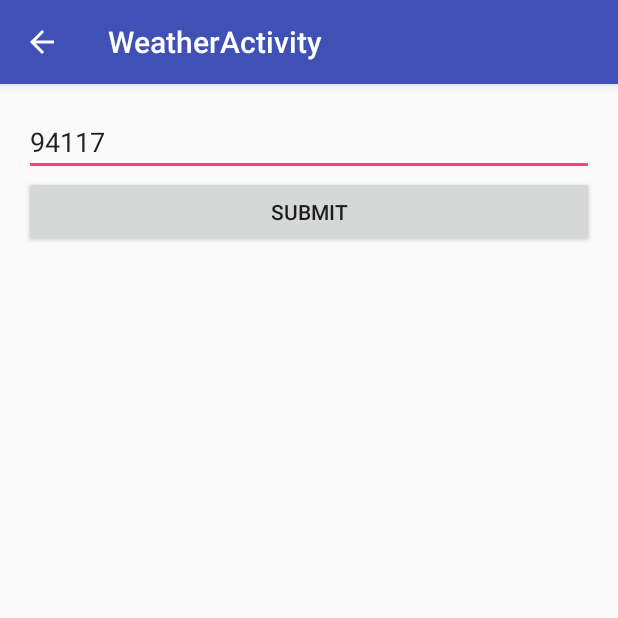
After one commit to mannan541/QuizApp, an Android app: the WeatherActivity screen opened directly, with no data from a screen before it, on a phone screen of 412 x 824 dp, the top half of it. The commit adds this screen. Run offline under Robolectric (Android 15) with nearby library versions, the phone set to English and light mode, and no system bars; libraries missing offline, so code that uses them is left out: com.noveogroup.android; Roboto replaces fonts that are not available here.

Commit message:
weather activity

```diff
--- a/app/src/main/java/com/android/quizapp/activity/MainActivity.java
+++ b/app/src/main/java/com/android/quizapp/activity/MainActivity.java
@@ -386,6 +386,11 @@ public class MainActivity extends AppCompatActivity {
         startActivity(intent);
     }
 
+    public void weatherClickListener(View view) {
+        Intent intent = new Intent(getApplicationContext(), WeatherActivity.class);
+        startActivity(intent);
+    }
+
 
     private class MyAsyncTask extends AsyncTask<Void, Void, Void> {
 
--- a/app/src/main/java/com/android/quizapp/activity/ScreenCaptureActivity.java
+++ b/app/src/main/java/com/android/quizapp/activity/ScreenCaptureActivity.java
@@ -52,7 +52,7 @@ public class ScreenCaptureActivity extends AppCompatActivity {
                 Bitmap bitmap_hiddenview = ScreenShott.getInstance().takeScreenShotOfJustView(view);
 
                 ScreenShott.getInstance().saveScreenshotToPicturesFolder(getApplicationContext(),
-                        bitmap_hiddenview, "my_screenshot_filename");
+                        bitmap_rootview, "my_screenshot_filename");
 
             }
         });
--- /dev/null
+++ b/app/src/main/java/com/android/quizapp/activity/WeatherActivity.java
@@ -0,0 +1,90 @@
+package com.android.quizapp.activity;
+
+import android.os.AsyncTask;
+import android.os.Bundle;
+import android.support.design.widget.FloatingActionButton;
+import android.support.design.widget.Snackbar;
+import android.support.v7.app.AppCompatActivity;
+import android.support.v7.widget.Toolbar;
+import android.view.View;
+import android.widget.Button;
+import android.widget.EditText;
+import android.widget.TextView;
+
+import com.android.quizapp.R;
+import com.android.quizapp.utils.GetWeatherUtil;
+
+public class WeatherActivity extends AppCompatActivity {
+
+    TextView resultTextView;
+    EditText zipCodeEditText;
+    Button submitBtn;
+    GetWeatherUtil weatherUtil;
+
+    String POSTAL_CODE = "94117";
+
+    @Override
+    protected void onCreate(Bundle savedInstanceState) {
+        super.onCreate(savedInstanceState);
+        setContentView(R.layout.activity_weather);
+        Toolbar toolbar = (Toolbar) findViewById(R.id.toolbar);
+        setSupportActionBar(toolbar);
+        getSupportActionBar().setDisplayHomeAsUpEnabled(true);
+        fab();
+
+        resultTextView = (TextView) findViewById(R.id.weatherResultTextView);
+        zipCodeEditText = (EditText) findViewById(R.id.weatherZipCodeEditText);
+        submitBtn = (Button) findViewById(R.id.weatherSubmitBtn);
+        weatherUtil = new GetWeatherUtil();
+
+        zipCodeEditText.setText(POSTAL_CODE);
+
+        submitBtn.setOnClickListener(new View.OnClickListener() {
+            @Override
+            public void onClick(View v) {
+                if (!zipCodeEditText.getText().toString().equals(""))
+                    POSTAL_CODE = zipCodeEditText.getText().toString();
+                new letsGetWeather().execute();
+            }
+        });
+
+    }
+
+    // //////////////////////////////
+    // AsyncTask - Load Weather data
+    // //////////////////////////////
+    private class letsGetWeather extends AsyncTask<Void, Void, String> {
+
+        protected String doInBackground(Void... params) {
+
+            String weatherData = weatherUtil.getWeatherData(POSTAL_CODE);
+
+            return weatherData;
+        }
+
+        protected void onPostExecute(String weatherData) {
+
+            String temperature = weatherUtil.getTemperature(weatherData);
+            String conditions = weatherUtil.getConditions(weatherData);
+            String windDirection = weatherUtil.getWindDirection(weatherData);
+            String windSpeed = weatherUtil.getWindSpeed(weatherData);
+
+            resultTextView.setText("Temperature: " + temperature + "\n" + "Conditions: " + conditions +
+                    "\n" + "WindDirection: " + windDirection + "\n" + "WindSpeed: " + windSpeed);
+        }
+    }
+
+    private void fab() {
+
+        FloatingActionButton fab = (FloatingActionButton) findViewById(R.id.fab);
+        fab.hide();
+        fab.setOnClickListener(new View.OnClickListener() {
+            @Override
+            public void onClick(View view) {
+                Snackbar.make(view, "Replace with your own action", Snackbar.LENGTH_LONG)
+                        .setAction("Action", null).show();
+            }
+        });
+    }
+
+}
--- /dev/null
+++ b/app/src/main/res/layout/activity_weather.xml
@@ -0,0 +1,34 @@
+<?xml version="1.0" encoding="utf-8"?>
+<android.support.design.widget.CoordinatorLayout xmlns:android="http://schemas.android.com/apk/res/android"
+    xmlns:app="http://schemas.android.com/apk/res-auto"
+    xmlns:tools="http://schemas.android.com/tools"
+    android:layout_width="match_parent"
+    android:layout_height="match_parent"
+    android:fitsSystemWindows="true"
+    tools:context="com.android.quizapp.activity.WeatherActivity">
+
+    <android.support.design.widget.AppBarLayout
+        android:layout_width="match_parent"
+        android:layout_height="wrap_content"
+        android:theme="@style/AppTheme.AppBarOverlay">
+
+        <android.support.v7.widget.Toolbar
+            android:id="@+id/toolbar"
+            android:layout_width="match_parent"
+            android:layout_height="?attr/actionBarSize"
+            android:background="?attr/colorPrimary"
+            app:popupTheme="@style/AppTheme.PopupOverlay" />
+
+    </android.support.design.widget.AppBarLayout>
+
+    <include layout="@layout/content_weather" />
+
+    <android.support.design.widget.FloatingActionButton
+        android:id="@+id/fab"
+        android:layout_width="wrap_content"
+        android:layout_height="wrap_content"
+        android:layout_gravity="bottom|end"
+        android:layout_margin="@dimen/fab_margin"
+        app:srcCompat="@android:drawable/ic_dialog_email" />
+
+</android.support.design.widget.CoordinatorLayout>
--- a/app/src/main/res/layout/content_main.xml
+++ b/app/src/main/res/layout/content_main.xml
@@ -67,6 +67,12 @@
                     android:gravity="center"
                     android:paddingRight="6dp" />
             </LinearLayout>
+
+            <Button
+                android:layout_width="match_parent"
+                android:layout_height="wrap_content"
+                android:onClick="weatherClickListener"
+                android:text="Weather Details" />
 
             <Button
                 android:layout_width="match_parent"
--- /dev/null
+++ b/app/src/main/res/layout/content_weather.xml
@@ -0,0 +1,34 @@
+<?xml version="1.0" encoding="utf-8"?>
+<LinearLayout xmlns:android="http://schemas.android.com/apk/res/android"
+    xmlns:app="http://schemas.android.com/apk/res-auto"
+    xmlns:tools="http://schemas.android.com/tools"
+    android:id="@+id/content_weather"
+    android:layout_width="match_parent"
+    android:layout_height="match_parent"
+    android:orientation="vertical"
+    android:paddingBottom="@dimen/activity_vertical_margin"
+    android:paddingLeft="@dimen/activity_horizontal_margin"
+    android:paddingRight="@dimen/activity_horizontal_margin"
+    android:paddingTop="@dimen/activity_vertical_margin"
+    app:layout_behavior="@string/appbar_scrolling_view_behavior"
+    tools:context="com.android.quizapp.activity.WeatherActivity"
+    tools:showIn="@layout/activity_weather">
+
+    <EditText
+        android:id="@+id/weatherZipCodeEditText"
+        android:layout_width="match_parent"
+        android:layout_height="wrap_content"
+        android:hint="Enter zip code" />
+
+    <Button
+        android:id="@+id/weatherSubmitBtn"
+        android:layout_width="match_parent"
+        android:layout_height="wrap_content"
+        android:text="Submit" />
+
+    <TextView
+        android:id="@+id/weatherResultTextView"
+        android:layout_width="match_parent"
+        android:layout_height="wrap_content" />
+
+</LinearLayout>
--- a/app/src/main/res/values/strings.xml
+++ b/app/src/main/res/values/strings.xml
@@ -127,5 +127,6 @@
     <string name="title_activity_fire_base_notification">FireBaseNotificationActivity</string>
     <string name="title_activity_timeline">TimelineActivity</string>
     <string name="title_activity_screen_capture">ScreenCaptureActivity</string>
+    <string name="title_activity_weather">WeatherActivity</string>
 
 </resources>
```
Also changed, not shown: app/src/main/AndroidManifest.xml (+9 -0 lines), app/src/main/java/com/android/quizapp/utils/GetWeatherUtil.java (added, +127 -0 lines).
